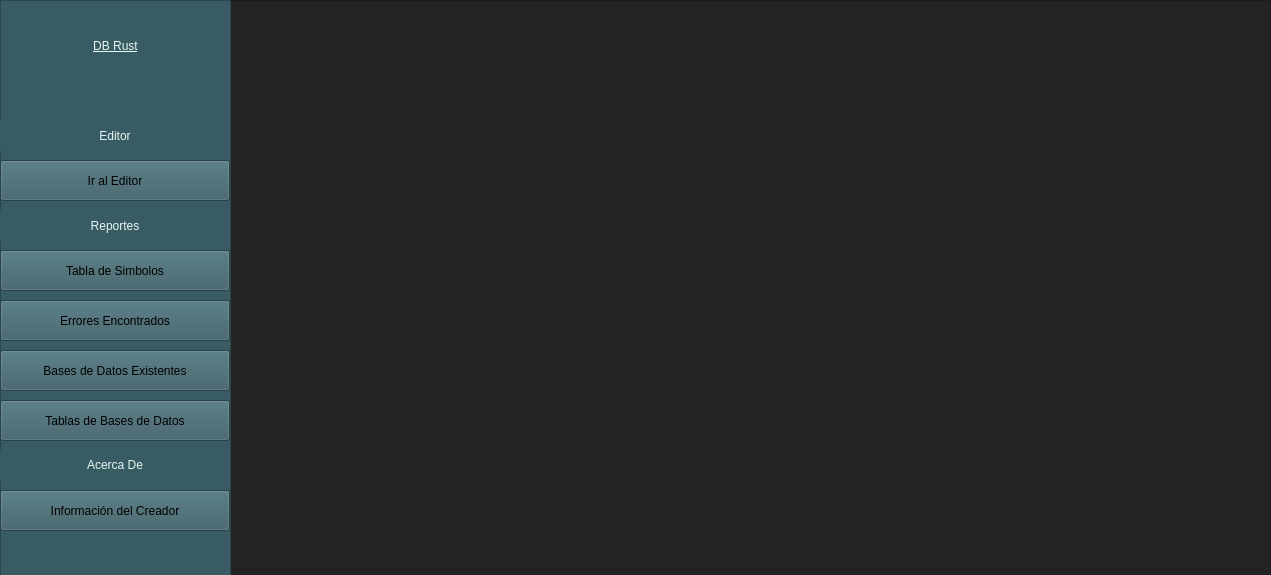
First picture: the form in Codigo Fuente/Interfaz.ui, repository JJONK19/OLC2-Proyecto1-201909035, before the edit.
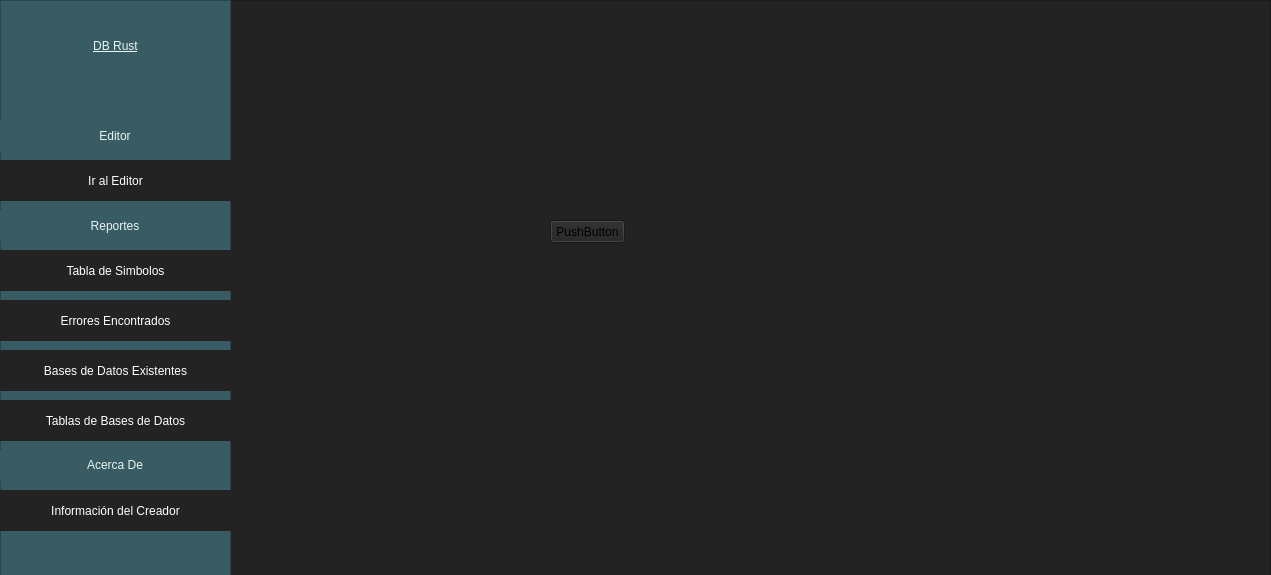
Second picture: the form after the edit.

Commit message: Conexion de Ventanas

Diff of the .ui file:
```diff
--- a/Codigo Fuente/Interfaz.ui
+++ b/Codigo Fuente/Interfaz.ui
@@ -122,10 +122,20 @@
        <rect>
         <x>0</x>
         <y>160</y>
-        <width>230</width>
+        <width>231</width>
         <height>41</height>
        </rect>
       </property>
+      <property name="styleSheet">
+       <string notr="true">QPushButton {
+	color: rgb(255, 255, 255);
+	background-color: rgb(35, 35, 35);
+	border: 0px solid;
+}
+QPushButton:hover {
+	background-color: rgb(57, 91, 100);
+}</string>
+      </property>
       <property name="text">
        <string>Ir al Editor</string>
       </property>
@@ -168,10 +178,20 @@
        <rect>
         <x>0</x>
         <y>250</y>
-        <width>230</width>
+        <width>231</width>
         <height>41</height>
        </rect>
       </property>
+      <property name="styleSheet">
+       <string notr="true">QPushButton {
+	color: rgb(255, 255, 255);
+	background-color: rgb(35, 35, 35);
+	border: 0px solid;
+}
+QPushButton:hover {
+	background-color: rgb(57, 91, 100);
+}</string>
+      </property>
       <property name="text">
        <string>Tabla de Simbolos</string>
       </property>
@@ -181,10 +201,20 @@
        <rect>
         <x>0</x>
         <y>300</y>
-        <width>230</width>
+        <width>231</width>
         <height>41</height>
        </rect>
       </property>
+      <property name="styleSheet">
+       <string notr="true">QPushButton {
+	color: rgb(255, 255, 255);
+	background-color: rgb(35, 35, 35);
+	border: 0px solid;
+}
+QPushButton:hover {
+	background-color: rgb(57, 91, 100);
+}</string>
+      </property>
       <property name="text">
        <string>Errores Encontrados</string>
       </property>
@@ -194,10 +224,20 @@
        <rect>
         <x>0</x>
         <y>350</y>
-        <width>230</width>
+        <width>231</width>
         <height>41</height>
        </rect>
       </property>
+      <property name="styleSheet">
+       <string notr="true">QPushButton {
+	color: rgb(255, 255, 255);
+	background-color: rgb(35, 35, 35);
+	border: 0px solid;
+}
+QPushButton:hover {
+	background-color: rgb(57, 91, 100);
+}</string>
+      </property>
       <property name="text">
        <string>Bases de Datos Existentes</string>
       </property>
@@ -207,10 +247,20 @@
        <rect>
         <x>0</x>
         <y>400</y>
-        <width>230</width>
+        <width>231</width>
         <height>41</height>
        </rect>
       </property>
+      <property name="styleSheet">
+       <string notr="true">QPushButton {
+	color: rgb(255, 255, 255);
+	background-color: rgb(35, 35, 35);
+	border: 0px solid;
+}
+QPushButton:hover {
+	background-color: rgb(57, 91, 100);
+}</string>
+      </property>
       <property name="text">
        <string>Tablas de Bases de Datos</string>
       </property>
@@ -253,10 +303,20 @@
        <rect>
         <x>0</x>
         <y>490</y>
-        <width>230</width>
+        <width>231</width>
         <height>41</height>
        </rect>
       </property>
+      <property name="styleSheet">
+       <string notr="true">QPushButton {
+	color: rgb(255, 255, 255);
+	background-color: rgb(35, 35, 35);
+	border: 0px solid;
+}
+QPushButton:hover {
+	background-color: rgb(57, 91, 100);
+}</string>
+      </property>
       <property name="text">
        <string>Información del Creador</string>
       </property>
@@ -271,8 +331,40 @@
        <height>531</height>
       </rect>
      </property>
-     <widget class="QWidget" name="page"/>
-     <widget class="QWidget" name="page_2"/>
+     <widget class="QWidget" name="Editor">
+      <widget class="QPushButton" name="EB">
+       <property name="geometry">
+        <rect>
+         <x>300</x>
+         <y>200</y>
+         <width>75</width>
+         <height>23</height>
+        </rect>
+       </property>
+       <property name="text">
+        <string>PushButton</string>
+       </property>
+      </widget>
+     </widget>
+     <widget class="QWidget" name="Simbolos">
+      <widget class="QPushButton" name="SB">
+       <property name="geometry">
+        <rect>
+         <x>200</x>
+         <y>180</y>
+         <width>75</width>
+         <height>23</height>
+        </rect>
+       </property>
+       <property name="text">
+        <string>A</string>
+       </property>
+      </widget>
+     </widget>
+     <widget class="QWidget" name="Errores"/>
+     <widget class="QWidget" name="Bases"/>
+     <widget class="QWidget" name="Tablas"/>
+     <widget class="QWidget" name="Info"/>
     </widget>
    </widget>
   </widget>
```
Left out of the diff: 16 changed lines with no effect on the pictures. The commit also changes 1 other file.
